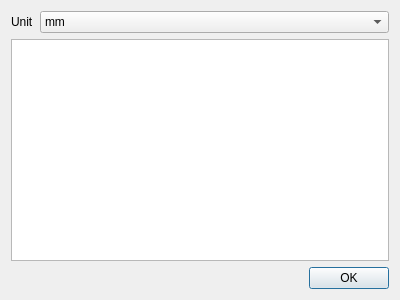
First picture: the form in centroiddialog.ui, repository sibbi77/pickAndPlaceMachine, before the edit.
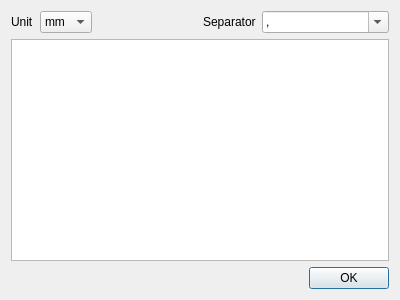
Second picture: the form after the edit.

Patch:
```diff
--- a/centroiddialog.ui
+++ b/centroiddialog.ui
@@ -15,7 +15,12 @@
   </property>
   <layout class="QVBoxLayout" name="verticalLayout">
    <item>
+    <layout class="QHBoxLayout" name="horizontalLayout">
+     <item>
     <layout class="QFormLayout" name="formLayout">
+       <property name="fieldGrowthPolicy">
+        <enum>QFormLayout::ExpandingFieldsGrow</enum>
+       </property>
      <item row="0" column="0">
       <widget class="QLabel" name="label">
        <property name="text">
@@ -41,6 +46,36 @@
         </property>
        </item>
       </widget>
+       </item>
+      </layout>
+     </item>
+     <item>
+      <layout class="QFormLayout" name="formLayout_2">
+       <item row="0" column="0">
+        <widget class="QLabel" name="label_2">
+         <property name="text">
+          <string>Separator</string>
+         </property>
+        </widget>
+       </item>
+       <item row="0" column="1">
+        <widget class="QComboBox" name="combo_separator">
+         <property name="editable">
+          <bool>true</bool>
+         </property>
+         <item>
+          <property name="text">
+           <string>,</string>
+          </property>
+         </item>
+         <item>
+          <property name="text">
+           <string>;</string>
+          </property>
+         </item>
+        </widget>
+       </item>
+      </layout>
      </item>
     </layout>
    </item>
```
Lines whose indentation alone changed are shown as unchanged.
